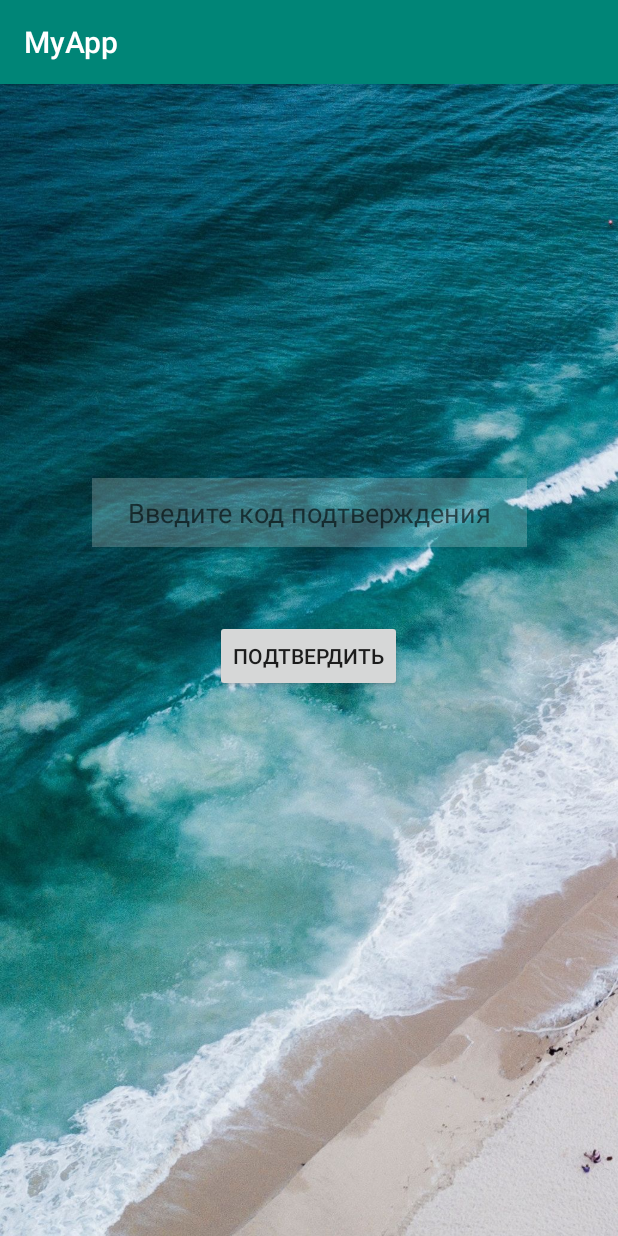
After one commit to IlyaGolenya87/JavaStudy, an Android app: the ConfirmActivity screen opened directly, with no data from a screen before it, on a phone screen of 412 x 824 dp. The commit adds this screen. Run offline under Robolectric (Android 15) with nearby library versions, the phone set to English and light mode, and no system bars.

Commit message:
10.03.2020

```diff
--- a/19.20.21/MyApp/app/build.gradle
+++ b/19.20.21/MyApp/app/build.gradle
@@ -27,5 +27,6 @@ dependencies {
     androidTestImplementation 'androidx.test.ext:junit:1.1.0'
     androidTestImplementation 'androidx.test.espresso:espresso-core:3.1.1'
     implementation 'com.squareup.retrofit2:retrofit:2.4.0'      //установка библиотеки Retrofit
-    implementation 'com.squareup.retrofit2:converter-gson:2.3.0'      //установка библиотеки gson (парсит данный из формата json)
+    implementation 'com.squareup.retrofit2:converter-gson:2.3.0'
+    //установка библиотеки gson (парсит данный из формата json)
 }
--- a/19.20.21/MyApp/app/src/main/AndroidManifest.xml
+++ b/19.20.21/MyApp/app/src/main/AndroidManifest.xml
@@ -1,6 +1,8 @@
 <?xml version="1.0" encoding="utf-8"?>
 <manifest xmlns:android="http://schemas.android.com/apk/res/android"
     package="com.example.myapp">
+
+    <uses-permission android:name="android.permission.INTERNET" />
 
     <application
         android:allowBackup="true"
@@ -9,7 +11,8 @@
         android:roundIcon="@mipmap/ic_launcher_round"
         android:supportsRtl="true"
         android:theme="@style/AppTheme">
-        <activity android:name=".JoinActivity"></activity>
+        <activity android:name=".ConfirmActivity"></activity>
+        <activity android:name=".JoinActivity" />
         <activity android:name=".RegisterActivity" />
         <activity android:name=".StartActivity" />
         <activity android:name=".MenuActivity" />
--- a/19.20.21/MyApp/app/src/main/java/com/example/myapp/api/ApiService.java
+++ b/19.20.21/MyApp/app/src/main/java/com/example/myapp/api/ApiService.java
@@ -31,7 +31,4 @@ public class ApiService {       //Класс будет предназначат
         return mRetrofit.create(MyFamily.class);
     }
 
-
-
-
 }
--- a/19.20.21/MyApp/app/src/main/java/com/example/myapp/model/LoginRequest.java
+++ b/19.20.21/MyApp/app/src/main/java/com/example/myapp/model/LoginRequest.java
@@ -3,6 +3,7 @@ package com.example.myapp.model;
 import com.google.gson.annotations.SerializedName;      //модель, позволяющая отправить данные на сервер
 
 public class LoginRequest {
+
     @SerializedName("email")
     public String Email;
 
--- /dev/null
+++ b/19.20.21/MyApp/app/src/main/res/layout/activity_comfirm.xml
@@ -0,0 +1,37 @@
+<?xml version="1.0" encoding="utf-8"?>
+<androidx.constraintlayout.widget.ConstraintLayout xmlns:android="http://schemas.android.com/apk/res/android"
+    xmlns:app="http://schemas.android.com/apk/res-auto"
+    xmlns:tools="http://schemas.android.com/tools"
+    android:layout_width="match_parent"
+    android:layout_height="match_parent"
+    android:background="@drawable/background"
+    tools:context=".ConfirmActivity">
+
+    <EditText
+        android:id="@+id/code"
+        android:layout_width="290dp"
+        android:layout_height="46dp"
+        android:background="#36FFFFFF"
+        android:ems="10"
+        android:hint="Введите код подтверждения"
+        android:inputType="textPersonName"
+        android:textAlignment="center"
+        app:layout_constraintBottom_toBottomOf="parent"
+        app:layout_constraintEnd_toEndOf="parent"
+        app:layout_constraintStart_toStartOf="parent"
+        app:layout_constraintTop_toTopOf="parent"
+        app:layout_constraintVertical_bias="0.364" />
+
+    <Button
+        android:id="@+id/confirmBtn"
+        android:layout_width="wrap_content"
+        android:layout_height="wrap_content"
+        android:text="ПОДТВЕРДИТЬ"
+        app:layout_constraintBottom_toBottomOf="parent"
+        app:layout_constraintEnd_toEndOf="parent"
+        app:layout_constraintHorizontal_bias="0.498"
+        app:layout_constraintStart_toStartOf="parent"
+        app:layout_constraintTop_toBottomOf="@+id/code"
+        app:layout_constraintVertical_bias="0.118" />
+
+</androidx.constraintlayout.widget.ConstraintLayout>
```
Also changed, not shown: 19.20.21/MyApp/app/src/main/java/com/example/myapp/ConfirmActivity.java (added, +96 -0 lines), 19.20.21/MyApp/app/src/main/java/com/example/myapp/MainActivity.java (+39 -20 lines), 19.20.21/MyApp/app/src/main/java/com/example/myapp/RegisterActivity.java (+51 -1 lines), 19.20.21/MyApp/app/src/main/java/com/example/myapp/api/MyFamily.java (+11 -0 lines), 19.20.21/MyApp/app/src/main/java/com/example/myapp/model/ConfirmRequest.java (added, +10 -0 lines), 19.20.21/MyApp/app/src/main/java/com/example/myapp/model/ConfirmResponse.java (added, +16 -0 lines), 19.20.21/MyApp/app/src/main/java/com/example/myapp/model/RegistrationRequest.java (added, +16 -0 lines), 19.20.21/MyApp/app/src/main/java/com/example/myapp/model/RegistrationResponse.java (added, +14 -0 lines).
